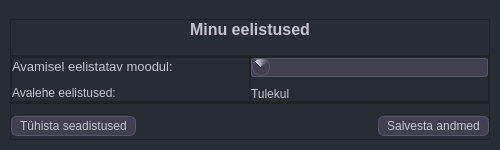
Before: the Qt Designer form mailabl-qgis/config/confWidgets/UserSetup.ui in TuloliKalver/mailabl-qgis, drawn with Qt 5.
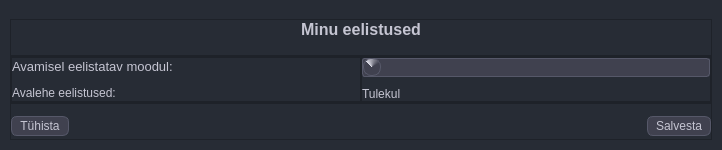
After: the same form once the commit is applied. Icons and pictures are not drawn.

What changed in the file:
```diff
--- a/mailabl-qgis/config/confWidgets/UserSetup.ui
+++ b/mailabl-qgis/config/confWidgets/UserSetup.ui
@@ -6,7 +6,7 @@
    <rect>
     <x>0</x>
     <y>0</y>
-    <width>500</width>
+    <width>722</width>
     <height>150</height>
    </rect>
   </property>
@@ -337,7 +337,7 @@
       <item>
        <widget class="QPushButton" name="pbDel_Project_Settings">
         <property name="text">
-         <string>Tühista seadistused</string>
+         <string>Tühista</string>
         </property>
         <property name="icon">
          <iconset>
@@ -372,7 +372,7 @@
          </font>
         </property>
         <property name="text">
-         <string>Salvesta andmed</string>
+         <string>Salvesta</string>
         </property>
         <property name="icon">
          <iconset>
```
